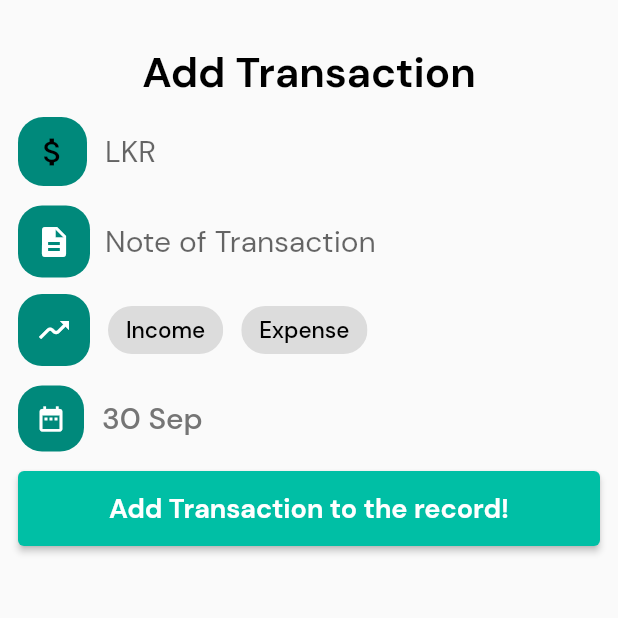
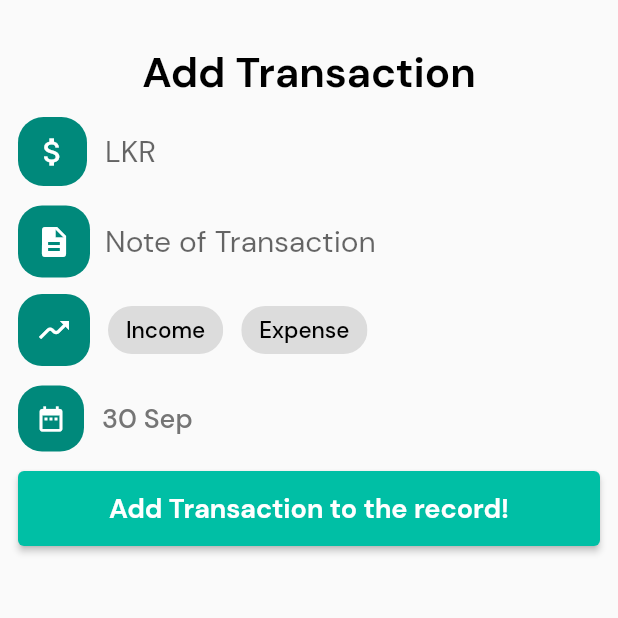
Before and after one commit to sumangala028/Money_Budget_App, a Flutter app: the Homepage screen opened directly, after a tap on the "add" icon, on a phone screen of 412 x 824 dp, the top half of it. Run offline on Flutter 3.47's test engine with Material 2 defaults, Android fonts, the light colour scheme and no system bars; our stand-ins replace hive, hive_flutter, shared_preferences; accounts and stored records are empty.

Commit message:
adding source code

```diff
--- a/lib/main.dart
+++ b/lib/main.dart
@@ -8,6 +8,7 @@ void main() async {
   await Hive.openBox('money');
   runApp(const MyApp());
 }
+
 class MyApp extends StatelessWidget {
   const MyApp({Key? key}) : super(key: key);
 
--- a/lib/pages/add_transaction.dart
+++ b/lib/pages/add_transaction.dart
@@ -2,8 +2,7 @@ import 'package:flutter/material.dart';
 import 'package:flutter/services.dart';
 import 'package:expense/controllers/db_helper.dart';
 import 'package:expense/static.dart' as Static;
-//import 'package:flutter/foundation.dart';
-//import 'package:flutter/material.dart';
+
 
 
 
@@ -101,7 +100,7 @@ class _AddTransactionState extends State<AddTransaction> {
 
                 padding: EdgeInsets.all(11.0),
                 child:
-                  Icon(Icons.attach_money,size: 24.0,color: Colors.black,),
+                  Icon(Icons.attach_money,size: 24.0,color: Colors.white,),
 
     ),
                  SizedBox(
@@ -276,7 +275,7 @@ class _AddTransactionState extends State<AddTransaction> {
                     child: Icon(
                       Icons.date_range,
                       size: 20.0,
-                      // color: Colors.grey[700],
+
                       color: Colors.white,
                     ),
                   ),
@@ -287,7 +286,7 @@ class _AddTransactionState extends State<AddTransaction> {
                   Text(
                     "${sdate.day} ${months[sdate.month - 1]}",
                     style: TextStyle(
-                      fontSize: 20.0,
+                      fontSize: 18.0,
                       color: Colors.grey[600],
                     ),
                   ),
--- a/lib/pages/homepage.dart
+++ b/lib/pages/homepage.dart
@@ -114,7 +114,7 @@ getTotBalance(List<TransactionModel> entiredata)
 
           width: 900,
           child: Text(
-            '© Sumangala MS22040930',
+            '© sumangala MS22040930',
             textAlign: TextAlign.center,
             style: TextStyle(
                 color: Colors.black,
@@ -136,7 +136,7 @@ getTotBalance(List<TransactionModel> entiredata)
         });
       },
         backgroundColor: Static.PrimaryMaterialColor,
-        shape: RoundedRectangleBorder(borderRadius: BorderRadius.circular(16.0)),
+        shape: RoundedRectangleBorder(borderRadius: BorderRadius.circular(14.0)),
         child: Icon(Icons.add,size: 32.0,),
 
 
@@ -150,7 +150,7 @@ getTotBalance(List<TransactionModel> entiredata)
         if (snapshot.hasData){
           if(snapshot.data!.isEmpty)
             {
-              return Center(child: Text("Please add the transactions!"),);
+              return Center(child: Text("Please add the transactions by clicking this button!"),);
             }
            getTotBalance(snapshot.data!);
           return ListView(
@@ -180,11 +180,11 @@ getTotBalance(List<TransactionModel> entiredata)
                        ),
 
                          Text(
-                           "Welcome, ${preferences.getString('name')}",
+                           "Welcome, ${preferences.getString('name')} !!!",
                            style: TextStyle(
                              fontSize: 23.0,
                              fontWeight: FontWeight.w700,
-                             color: Colors.lightGreen[800],
+                             color: Colors.green[600],
                            ),
 
                          ),
@@ -387,7 +387,7 @@ Widget cardExpensePart(String value){
         padding: EdgeInsets.all(7.0
         ),
         child: Icon(Icons.arrow_downward,
-          size: 30.0,color: Colors.red[700],
+          size: 30.0,color: Colors.red[900],
 
         ),
         margin: EdgeInsets.only(right: 8.0),
@@ -500,7 +500,7 @@ Widget expensePart(int value, String note, DateTime date,int index){
         bool? answer = await showConfirmDialog(
           context,
           "WARNING",
-          "This action will delete this income recordnpermanently. Do you want to continue ?",
+          "This action will delete this income record permanently. Do you want to continue ?",
         );
         if (answer != null && answer) {
           await dbHelper.deleteData(index);
@@ -510,8 +510,8 @@ Widget expensePart(int value, String note, DateTime date,int index){
       child: Container(
         margin: EdgeInsets.all(8.0),
         padding: EdgeInsets.all(18.0),
-        decoration: BoxDecoration(color: Color(0xffd8fac5),
-            // Color(0xffced4eb),
+        decoration: BoxDecoration(color: Color(0xff69f0ae),
+
             borderRadius: BorderRadius.circular(10.0) ),
         child: Row(
           mainAxisAlignment: MainAxisAlignment.spaceBetween,
@@ -523,7 +523,7 @@ Widget expensePart(int value, String note, DateTime date,int index){
                   children: [
                     Icon(Icons.arrow_circle_up_outlined,
                       size: 28.0,
-                      color: Colors.green[700],
+                      color: Colors.green[800],
                     ),
                     SizedBox(
                       width: 4.0,
--- a/lib/widgets/confirm_dialog.dart
+++ b/lib/widgets/confirm_dialog.dart
@@ -1,4 +1,3 @@
-import 'package:flutter/cupertino.dart';
 import 'package:flutter/material.dart';
 
 showConfirmDialog(BuildContext context, String title, String content) async {
@@ -18,7 +17,7 @@ showConfirmDialog(BuildContext context, String title, String content) async {
             ),
           ),
           child: Text(
-            "YES",
+            "DELETE",
           ),
         ),
         ElevatedButton(
@@ -26,7 +25,7 @@ showConfirmDialog(BuildContext context, String title, String content) async {
             Navigator.of(context).pop(false);
           },
           child: Text(
-            "No",
+            "CANCEL",
           ),
         ),
       ],
```
Also changed, not shown: lib/pages/Add_rename.dart (+3 -5 lines), assets/use.png (added), 1 other file.
